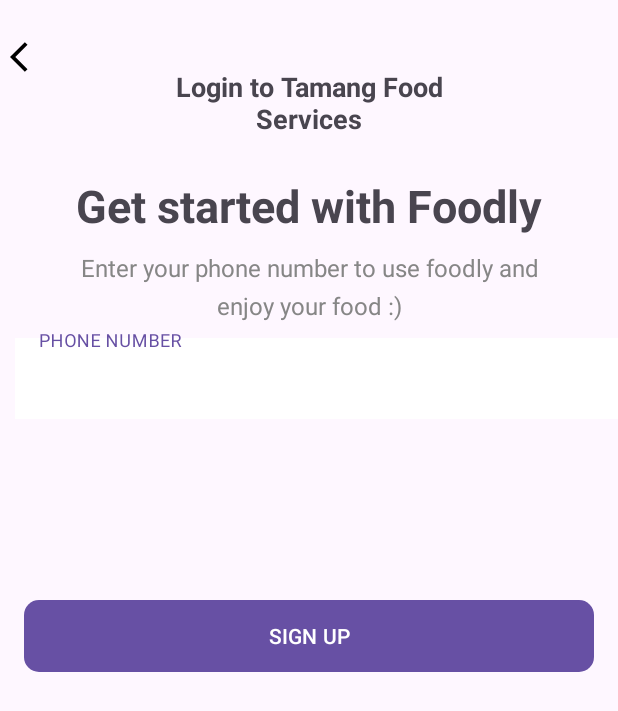
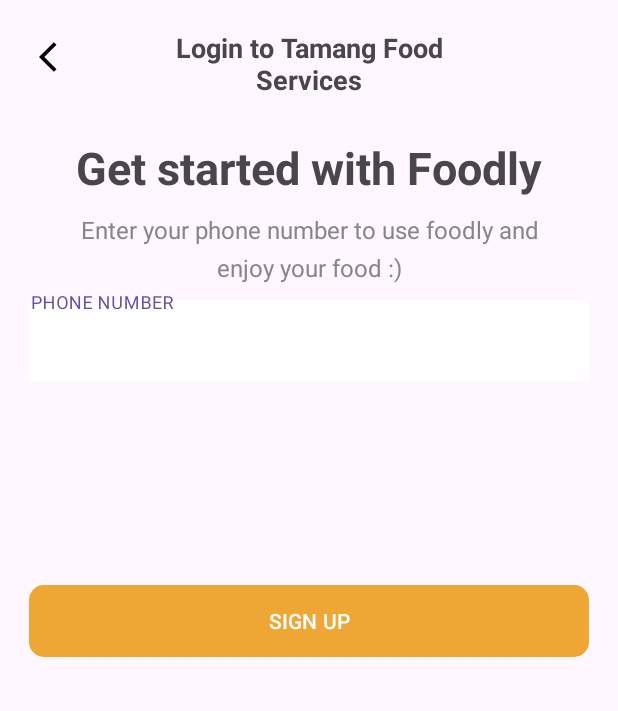
Before and after one commit to Mohit6600/FoodServiceApp, an Android app: the layout log_in_activity.xml on its own in the app's theme, with its tools: preview values and no code run, on a phone screen of 412 x 824 dp. Shown: the top 711 px of the screen. Run offline under Robolectric (Android 15) with nearby library versions, the phone set to English and light mode, and no system bars; plain views replace CountryCodePicker.

Commit message:
fixing xml layout

```diff
--- a/app/src/main/java/com/example/foodserviceapp/testing.kt
+++ b/app/src/main/java/com/example/foodserviceapp/testing.kt
@@ -7,6 +7,6 @@ class testing : AppCompatActivity(){
 
     override fun onCreate(savedInstanceState: Bundle?) {
         super.onCreate(savedInstanceState)
-        setContentView(R.layout.sign_up_activity)
+        setContentView(R.layout.activity_main)
     }
 }
--- a/app/src/main/res/layout/forget_password_activity.xml
+++ b/app/src/main/res/layout/forget_password_activity.xml
@@ -18,7 +18,6 @@
             android:layout_width="wrap_content"
             android:layout_height="wrap_content"
             android:layout_marginTop="@dimen/_70sdp"
-            android:layout_marginLeft="@dimen/_10sdp"
             android:text="Forgot password"
             android:textSize="35sp" />
 
@@ -27,7 +26,6 @@
             android:layout_height="wrap_content"
             android:layout_marginTop="10dp"
             android:layout_marginRight="90dp"
-            android:layout_marginLeft="@dimen/_10sdp"
             android:text="Enter your Email address and we will send you a reset instruction."
             android:textColor="#868686"
             android:textSize="16sp" />
@@ -43,6 +41,7 @@
                 android:layout_height="wrap_content"
                 android:background="@color/white"
                 android:gravity="start"
+                android:layout_marginLeft="-15dp"
                 android:hint="EMAIL ADDRESS"
                 android:inputType="text"
                 android:textColorHint="#868686"
@@ -52,7 +51,6 @@
         <View
             android:layout_width="match_parent"
             android:layout_height="1dp"
-            android:layout_marginLeft="@dimen/_10sdp"
             android:background="@color/black" />
 
         <Button
--- a/app/src/main/res/layout/log_in_activity.xml
+++ b/app/src/main/res/layout/log_in_activity.xml
@@ -2,13 +2,15 @@
 <RelativeLayout xmlns:android="http://schemas.android.com/apk/res/android"
     xmlns:app="http://schemas.android.com/apk/res-auto"
     android:layout_width="match_parent"
-    android:layout_height="match_parent">
+    android:layout_height="match_parent"
+    android:layout_marginLeft="@dimen/_15sdp"
+    android:layout_marginRight="@dimen/_15sdp">
 
 
     <include layout="@layout/backbtn_logo_component" />
 
     <LinearLayout
-        android:layout_width="wrap_content"
+        android:layout_width="match_parent"
         android:layout_height="wrap_content"
         android:orientation="vertical">
 
@@ -16,9 +18,9 @@
             android:layout_width="wrap_content"
             android:layout_height="wrap_content"
             android:layout_gravity="center_horizontal"
-            android:layout_marginLeft="100dp"
-            android:layout_marginTop="45dp"
-            android:layout_marginRight="100dp"
+            android:layout_marginTop="@dimen/_15sdp"
+            android:layout_marginRight="@dimen/_70sdp"
+            android:layout_marginLeft="@dimen/_70sdp"
             android:text="Login to Tamang Food Services"
             android:textAlignment="center"
             android:textSize="18sp"
@@ -28,7 +30,7 @@
             android:layout_width="wrap_content"
             android:layout_height="wrap_content"
             android:layout_gravity="center_horizontal"
-            android:layout_marginTop="25dp"
+            android:layout_marginTop="@dimen/_20sdp"
             android:text="Get started with Foodly"
             android:textSize="30sp"
             android:textStyle="bold" />
@@ -36,9 +38,9 @@
         <TextView
             android:layout_width="match_parent"
             android:layout_height="wrap_content"
-            android:layout_marginLeft="40dp"
+            android:layout_marginLeft="@dimen/_25sdp"
             android:layout_marginTop="10dp"
-            android:layout_marginRight="40dp"
+            android:layout_marginRight="@dimen/_25sdp"
             android:gravity="center_horizontal"
             android:lineHeight="25dp"
             android:text="Enter your phone number to use foodly and enjoy your food :)"
@@ -55,7 +57,7 @@
                 android:id="@+id/fullName"
                 android:layout_width="match_parent"
                 android:layout_height="wrap_content"
-                android:layout_marginLeft="10dp"
+                android:layout_marginLeft="-15dp"
                 android:background="@color/white"
                 android:gravity="start"
                 android:hint="PHONE NUMBER"
@@ -77,13 +79,13 @@
 
     <Button
         android:id="@+id/signInBtn"
-        android:layout_width="380dp"
+        android:layout_width="match_parent"
         android:layout_height="wrap_content"
         android:layout_centerHorizontal="true"
         android:layout_gravity="center"
-        android:layout_marginTop="400dp"
+        android:layout_marginTop="@dimen/_300sdp"
         android:background="@drawable/btn_corner"
-        android:backgroundTint="#EEA734"
+        app:backgroundTint="#EEA734"
         android:text="Sign up"
         android:textAllCaps="true" />
 </RelativeLayout>
```
Also changed, not shown: app/src/main/res/layout/activity_main.xml (+6 -7 lines), app/src/main/res/layout/reset_email_sent_activity.xml (+21 -18 lines), app/src/main/res/layout/sign_in_activity.xml (+10 -11 lines), app/src/main/res/layout/verify_mobile_number_activity.xml (+45 -43 lines).
